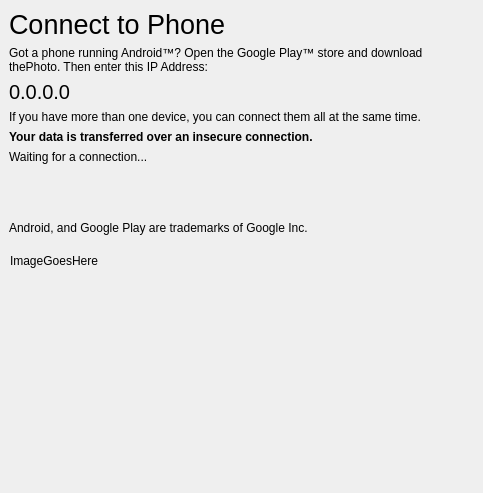
Before: the Qt Designer form phonedialog.ui in theCheeseboard/thephoto, drawn with Qt 5.
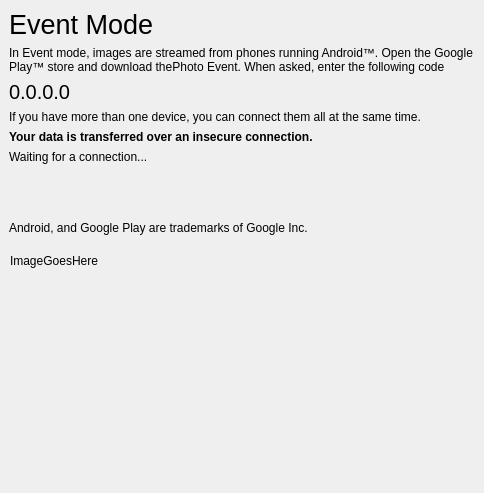
After: the same form once the commit is applied.

Commit message: Updates to event mode

```diff
--- a/phonedialog.ui
+++ b/phonedialog.ui
@@ -6,7 +6,7 @@
    <rect>
     <x>0</x>
     <y>0</y>
-    <width>483</width>
+    <width>484</width>
     <height>493</height>
    </rect>
   </property>
@@ -43,14 +43,14 @@
          </font>
         </property>
         <property name="text">
-         <string>Connect to Phone</string>
+         <string>Event Mode</string>
         </property>
        </widget>
       </item>
       <item>
        <widget class="QLabel" name="statusLabel">
         <property name="text">
-         <string>&lt;html&gt;&lt;head/&gt;&lt;body&gt;&lt;p&gt;Got a phone running Android™? Open the Google Play™ store and download thePhoto. Then enter this IP Address:&lt;/p&gt;&lt;/body&gt;&lt;/html&gt;</string>
+         <string>&lt;html&gt;&lt;head/&gt;&lt;body&gt;&lt;p&gt;In Event mode, images are streamed from phones running Android™. Open the Google Play™ store and download thePhoto Event. When asked, enter the following code&lt;/p&gt;&lt;/body&gt;&lt;/html&gt;</string>
         </property>
         <property name="wordWrap">
          <bool>true</bool>
@@ -135,8 +135,8 @@
        <rect>
         <x>0</x>
         <y>0</y>
-        <width>483</width>
-        <height>241</height>
+        <width>484</width>
+        <height>211</height>
        </rect>
       </property>
       <widget class="QLabel" name="imageLabel">
```
The commit also changes 17 other files.
